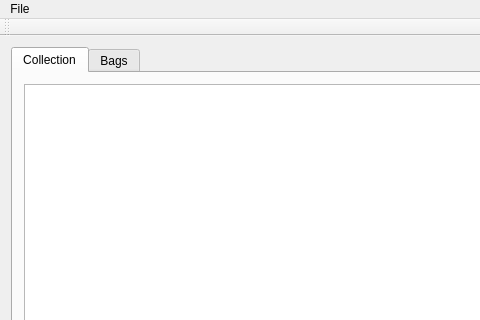
This is DiscLocker/mainwindow.ui in abellc16/Disc-Locker as Qt 5 draws it before an edit; both pictures show x 0 to 480 and y 0 to 320 of the 1064 by 754 pixel window. The edited form follows.
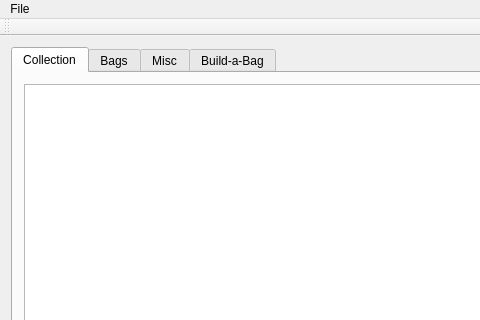
This is the edited form. The open tabs and pages were chosen to show the change.

Commit message:
Added two more tabs
- Added misc tab for minis, shoes, stickers, etc.
- Added build a bag tab where you can build custom bags for help with visualization

What changed in the file:
```diff
--- a/DiscLocker/mainwindow.ui
+++ b/DiscLocker/mainwindow.ui
@@ -49,6 +49,16 @@
         <string>Bags</string>
        </attribute>
       </widget>
+      <widget class="QWidget" name="tabMisc">
+       <attribute name="title">
+        <string>Misc</string>
+       </attribute>
+      </widget>
+      <widget class="QWidget" name="tabBuild">
+       <attribute name="title">
+        <string>Build-a-Bag</string>
+       </attribute>
+      </widget>
      </widget>
     </item>
    </layout>
```
Left out of the diff: 2 changed lines with no effect on the pictures.
